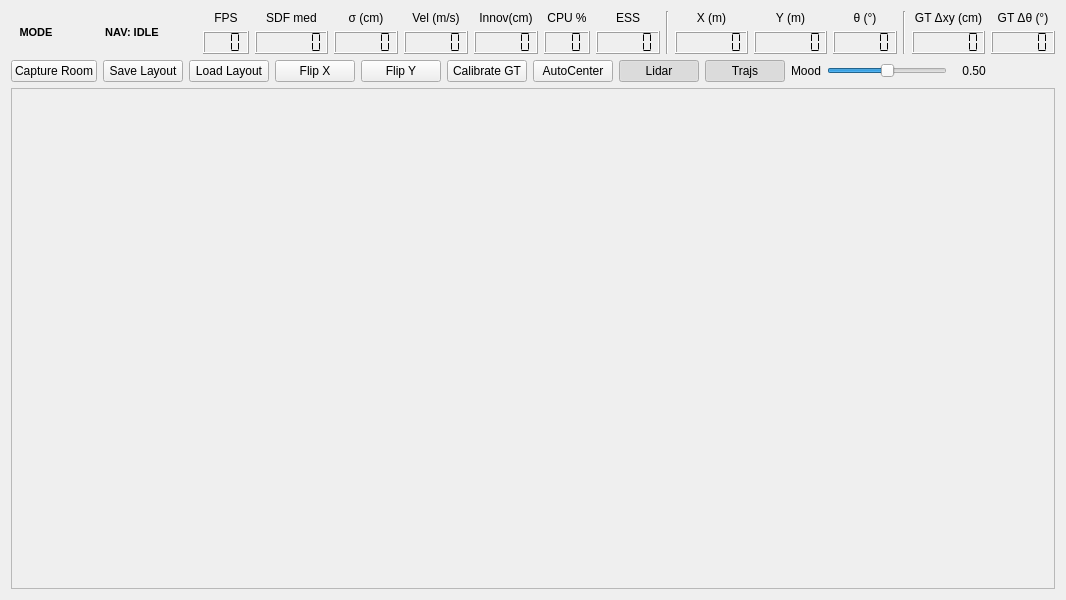
Above: ainf_slamo/src/mainUI.ui from pbustos/beta-robotica-class before the change. Below: the same form after it.
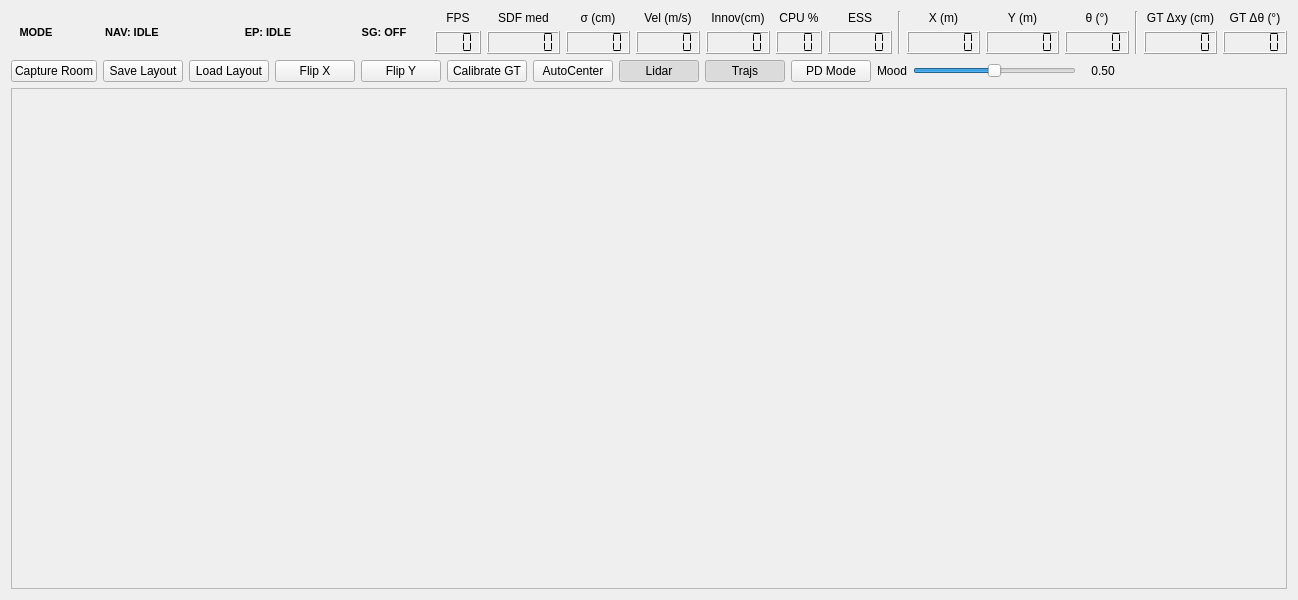
That is the form after the change.

The edit to the form file:
```diff
--- a/ainf_slamo/src/mainUI.ui
+++ b/ainf_slamo/src/mainUI.ui
@@ -65,6 +65,52 @@
           </property>
          </widget>
         </item>
+       <item>
+        <widget class="QLabel" name="label_episodeStatus">
+         <property name="text">
+          <string>EP: IDLE</string>
+         </property>
+         <property name="alignment">
+          <set>Qt::AlignCenter</set>
+         </property>
+         <property name="minimumSize">
+          <size>
+           <width>130</width>
+           <height>0</height>
+          </size>
+         </property>
+         <property name="font">
+          <font>
+           <pointsize>8</pointsize>
+           <weight>75</weight>
+           <bold>true</bold>
+          </font>
+         </property>
+        </widget>
+       </item>
+        <item>
+         <widget class="QLabel" name="label_safetyGuard">
+          <property name="text">
+           <string>SG: OFF</string>
+          </property>
+          <property name="alignment">
+           <set>Qt::AlignCenter</set>
+          </property>
+          <property name="minimumSize">
+           <size>
+            <width>90</width>
+            <height>0</height>
+           </size>
+          </property>
+          <property name="font">
+           <font>
+            <pointsize>8</pointsize>
+            <weight>75</weight>
+            <bold>true</bold>
+           </font>
+          </property>
+         </widget>
+        </item>
        <item>
         <layout class="QVBoxLayout" name="verticalLayout_fps">
          <item>
@@ -330,6 +376,14 @@
            <property name="toolTip"><string>Toggle MPPI trajectory drawing</string></property>
           </widget>
          </item>
+         <item>
+          <widget class="QPushButton" name="pushButton_pdMode">
+           <property name="text"><string>PD Mode</string></property>
+           <property name="checkable"><bool>true</bool></property>
+           <property name="checked"><bool>false</bool></property>
+           <property name="toolTip"><string>Toggle PD carrot-follower (diagnostic: bypasses MPPI)</string></property>
+          </widget>
+         </item>
            <item>
             <widget class="QLabel" name="label_mood">
              <property name="text"><string>Mood</string></property>
```
